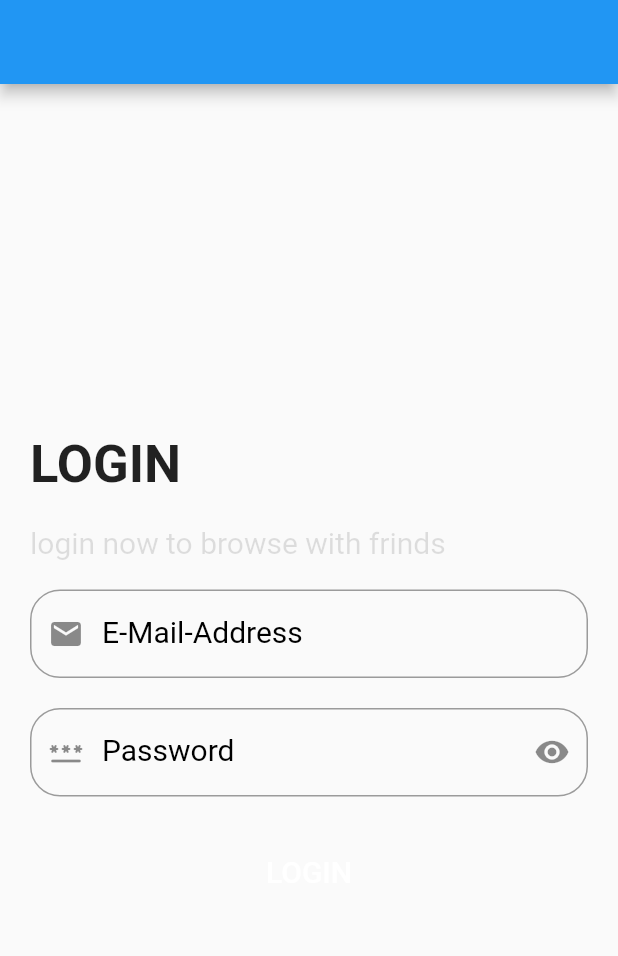
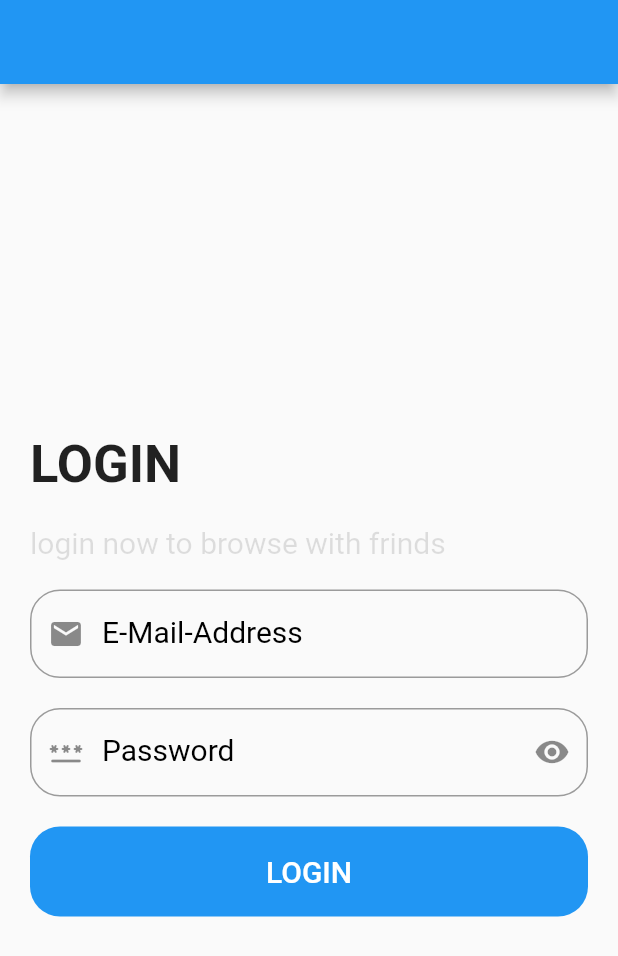
Before and after one commit to moemen-Ali66/socialiapp, a Flutter app: the screen it shows after launch, on a phone screen of 412 x 824 dp. Shown: the top 956 px of the screen. Run offline on Flutter 3.47's test engine with Material 2 defaults, Android fonts, the phone set to English and light mode, and no system bars; our stand-ins replace bloc, flutter_bloc, fluttertoast.

Commit message:
Masterc cz

```diff
--- a/lib/Login_Screen/Login-Screen.dart
+++ b/lib/Login_Screen/Login-Screen.dart
@@ -46,16 +46,18 @@ class LoginScreen extends StatelessWidget{
                          if(value!.isEmpty){
                            return'The Password Can\'t Empty.';
                          }} ,
+
                        label: 'Password ',
                        ispassword: loginCubit.get(context).showPassword,
-                       sufixIcon:loginCubit.get(context).showPassword?IconButton(onPressed: () {}, icon: Icon(Icons.visibility),):
-                       IconButton(onPressed: () {}, icon: Icon(Icons.visibility_off_outlined), ),
-                       sufixPressed: (){},
+                       sufixIcon:IconButton(onPressed: (){loginCubit.get(context).changeIcon();},
+                        icon: loginCubit.get(context).showPassword?Icon(Icons.visibility):Icon(Icons.visibility_off_outlined)),
+                       sufixPressed: (){IconButton(onPressed: (){loginCubit.get(context).changeIcon();},
+                        icon: loginCubit.get(context).showPassword?Icon(Icons.visibility):Icon(Icons.visibility_off_outlined),);},
 
                        prefixIcon: Icon(Icons.password_rounded),
                        keyboardType:TextInputType.visiblePassword,),
                      SizedBox(height: 20,),
-                     defultButton(label: 'LOGIN', onPressed: () {
+                     defultButton(label: 'LOGIN',defultcolor: Colors.blue, onPressed: () {
                        if(formkey.currentState!.validate()){
 
                        }
```
